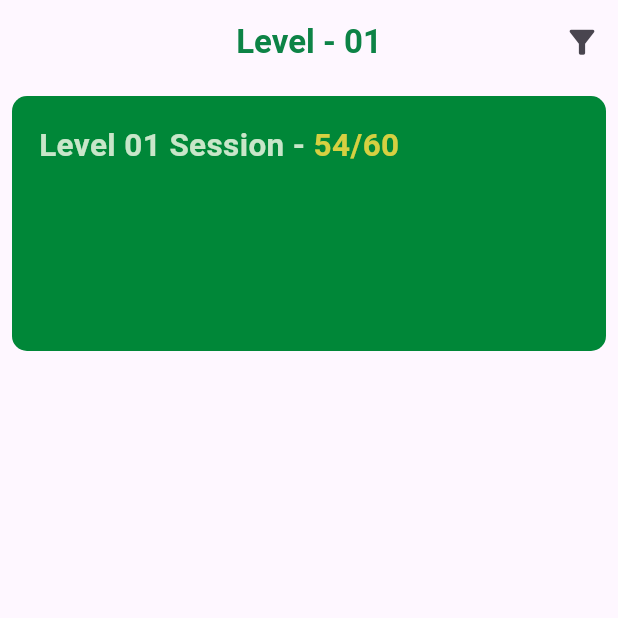
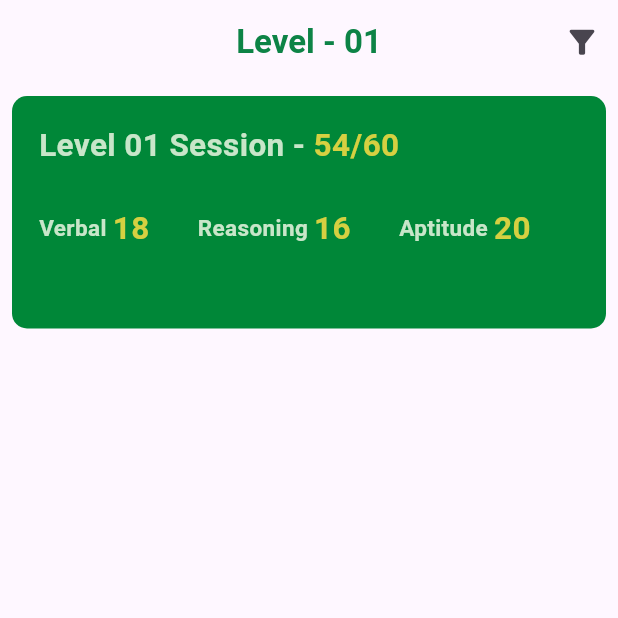
Before and after one commit to ShivaReddy54/iship, a Flutter app: the screen it shows after launch, on a phone screen of 412 x 824 dp, the top half of it. Run offline on Flutter 3.47's test engine with Material 3 defaults, Android fonts, the phone set to English and light mode, and no system bars.

Commit message:
added session

```diff
--- a/lib/Screens/screen2.dart
+++ b/lib/Screens/screen2.dart
@@ -51,7 +51,7 @@ class Screen2 extends StatelessWidget {
   Widget Session() {
     return Container(
       width: double.infinity,
-      height: 170,
+      height: 155,
       decoration: BoxDecoration(
           borderRadius: BorderRadius.circular(10),
           color: Color.fromRGBO(0, 135, 56, 1)),
@@ -76,10 +76,45 @@ class Screen2 extends StatelessWidget {
                       color: Color.fromRGBO(213, 208, 65, 1)),
                 )
               ],
+            ),
+            SizedBox(
+              height: 25,
+            ),
+            Row(
+              mainAxisAlignment: MainAxisAlignment.spaceBetween,
+              children: [
+                createTopics("Verbal ", _verbal),
+                createTopics("Reasoning ", _reasoning),
+                createTopics("Aptitude ", _apptitude),
+                SizedBox()
+              ],
             )
           ],
         ),
       ),
     );
   }
+
+  Widget createTopics(topic, value) {
+    return Container(
+      child: Row(
+        children: [
+          Text(
+            topic,
+            style: TextStyle(
+                fontSize: 15,
+                color: Colors.green[100],
+                fontWeight: FontWeight.w600),
+          ),
+          Text(
+            "${value}",
+            style: TextStyle(
+                fontSize: 21,
+                fontWeight: FontWeight.w600,
+                color: Color.fromRGBO(213, 208, 65, 1)),
+          )
+        ],
+      ),
+    );
+  }
 }
```
